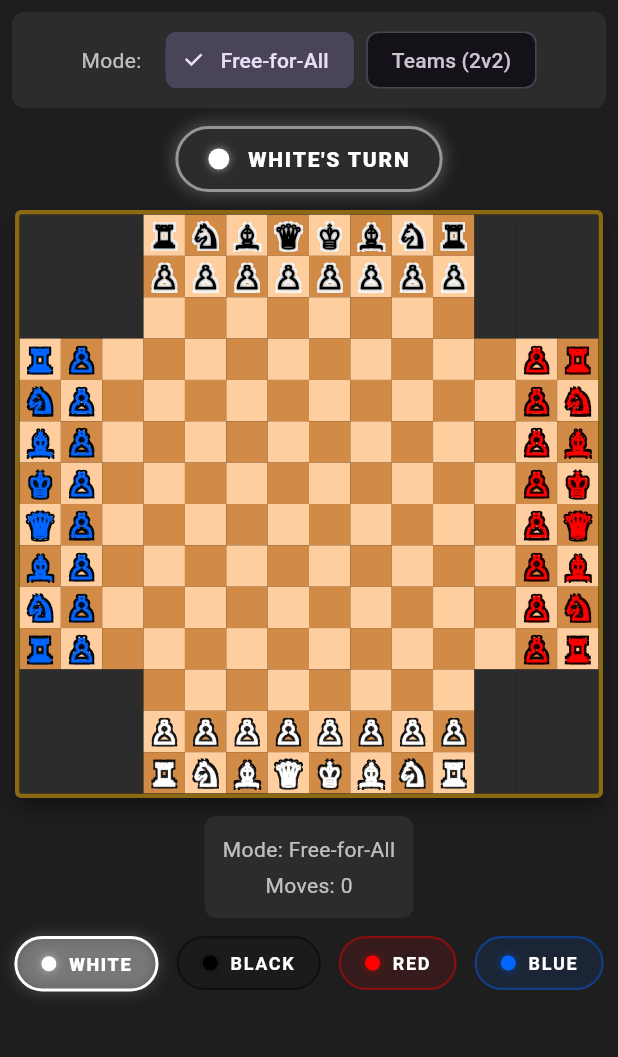
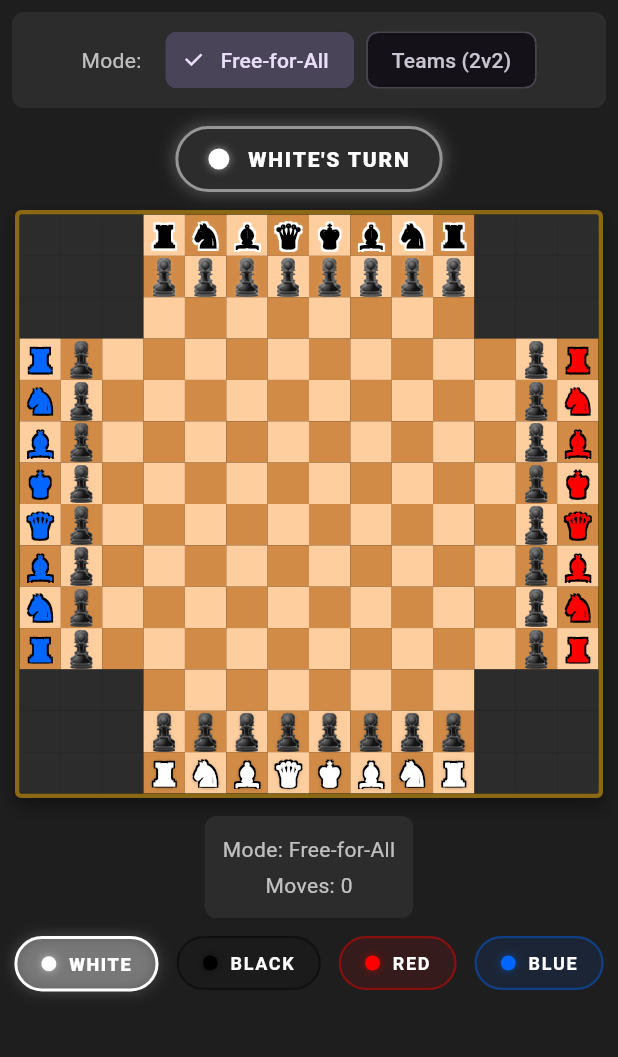
Before and after one commit to 721abhay/Chess-Master-Pro, a Flutter app: the FourPlayerGameScreen screen opened directly, on a phone screen of 412 x 824 dp, the part 84-1141 px from its top. Run offline on Flutter 3.47's test engine with Material 3 defaults, Android fonts, the phone set to English and light mode, and no system bars.

Commit message:
Fix black pieces looking white by using solid symbols with text variation selector

```diff
--- a/lib/widgets/four_player_board.dart
+++ b/lib/widgets/four_player_board.dart
@@ -134,38 +134,39 @@ class _FourPlayerChessBoardWidgetState extends State<FourPlayerChessBoardWidget>
                 PieceSymbols.getSymbol(
                   ChessPiece(
                     type: piece.type,
-                    // Use outlined symbols to avoid Android emoji rendering issues
-                    color: PieceColor.white,
+                    // Use solid symbols for all players
+                    color: PieceColor.black,
                   ),
-                ),
+                ) + '\uFE0E', // Force text rendering to avoid emoji conversion
                 style: TextStyle(
-                  fontSize: size * 0.75, // Better visibility
+                  fontSize: size * 0.75,
                   fontWeight: FontWeight.bold,
                   height: 1.0,
                   color: _getPieceColor(piece.color),
                   shadows: [
-                    // Thick high-contrast outline
+                    // Thick high-contrast outline to define the piece shape
                     Shadow(
                       color: _getBorderColor(piece.color),
-                      offset: const Offset(-1.5, -1.5),
+                      offset: const Offset(-1.2, -1.2),
                     ),
                     Shadow(
                       color: _getBorderColor(piece.color),
-                      offset: const Offset(1.5, -1.5),
+                      offset: const Offset(1.2, -1.2),
                     ),
                     Shadow(
                       color: _getBorderColor(piece.color),
-                      offset: const Offset(-1.5, 1.5),
+                      offset: const Offset(-1.2, 1.2),
                     ),
                     Shadow(
                       color: _getBorderColor(piece.color),
-                      offset: const Offset(1.5, 1.5),
+                      offset: const Offset(1.2, 1.2),
                     ),
-                    // Inner glow to make it "solid"
-                    Shadow(
-                      color: _getPieceColor(piece.color).withOpacity(0.5),
-                      blurRadius: 2,
-                    ),
+                    // Extra glow for White and Black pieces to pop on their backgrounds
+                    if (piece.color == FourPlayerColor.white || piece.color == FourPlayerColor.black)
+                      Shadow(
+                        color: _getBorderColor(piece.color).withOpacity(0.5),
+                        blurRadius: 4,
+                      ),
                   ],
                 ),
               ),
```
